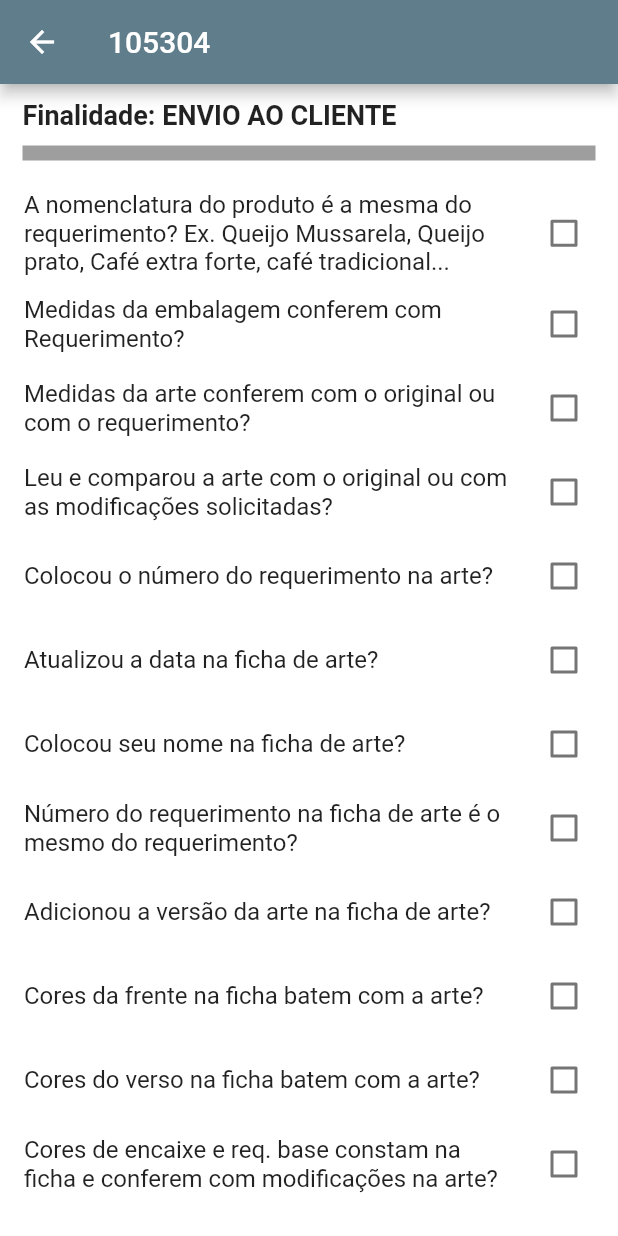
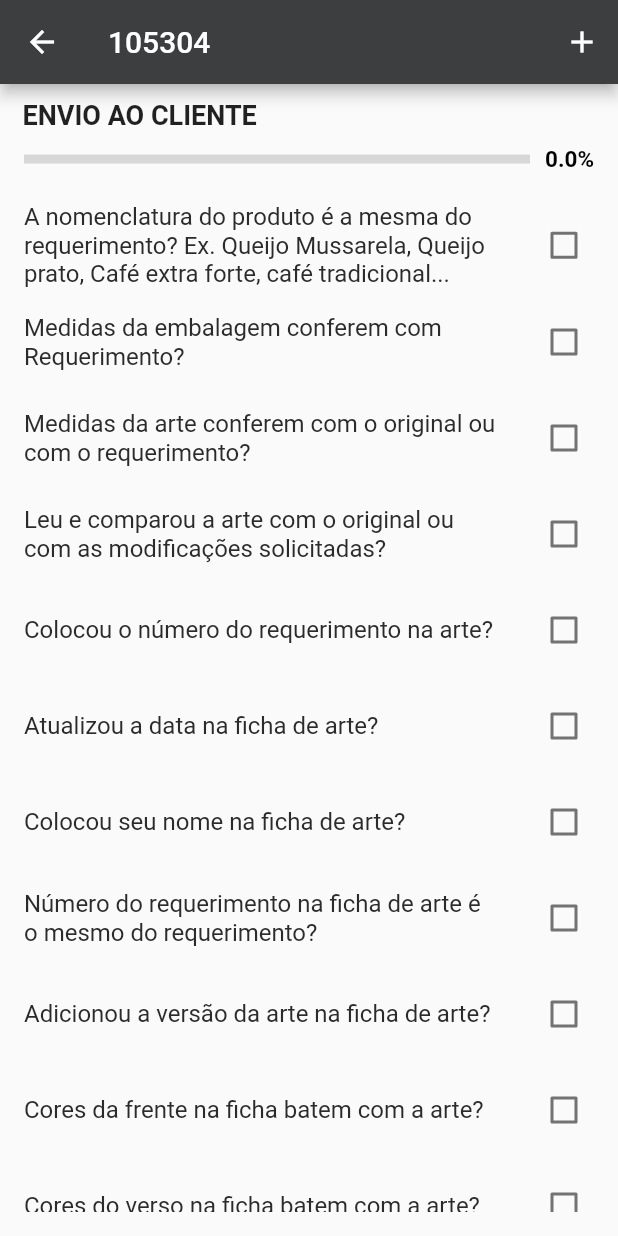
Before and after one commit to marinhocp/checklist_artes, a Flutter app: the screen it shows after launch, after a tap on an icon or button, on a phone screen of 412 x 824 dp. Run offline on Flutter 3.47's test engine with Material 2 defaults, Android fonts, the phone set to English and light mode, and no system bars; missing offline and left inert: window_manager.

Commit message:
Adicionado o menu para adição do checklist adicional

```diff
--- a/lib/custom_search_delegate.dart
+++ b/lib/components/custom_search_delegate.dart
@@ -1,7 +1,7 @@
 import 'package:flutter/material.dart';
 
-import 'arte_model.dart';
-import 'detalhes_arte.dart';
+import '../models/arte_model.dart';
+import '../pages/detalhes_arte.dart';
 
 class CustomSearchDelegate extends SearchDelegate<String> {
   final List<ArteModel> listaDeArtes; // Lista de objetos Arte
--- /dev/null
+++ b/lib/components/progress_indicator.dart
@@ -0,0 +1,32 @@
+import 'package:flutter/material.dart';
+
+class ProgressoIndicator extends StatelessWidget {
+  final double progresso;
+  const ProgressoIndicator({Key? key, required this.progresso}) : super(key: key);
+
+  @override
+  Widget build(BuildContext context) {
+    return Padding(
+      padding: const EdgeInsets.symmetric(horizontal: 16),
+      child: Row(
+        children: [
+          Expanded(
+            child: LinearProgressIndicator(
+              minHeight: 6,
+              backgroundColor: const Color.fromARGB(255, 216, 214, 214),
+              valueColor: const AlwaysStoppedAnimation<Color>(Color.fromARGB(255, 220, 166, 104)),
+              value: progresso / 100, // Converter para uma escala de 0 a 1
+            ),
+          ),
+          Padding(
+            padding: const EdgeInsets.only(left: 10),
+            child: Text(
+              '${progresso.toStringAsFixed(1)}%', // Use interpolação de strings para mostrar o valor do progresso
+              style: const TextStyle(color: Colors.black, fontWeight: FontWeight.bold, fontSize: 15),
+            ),
+          )
+        ],
+      ),
+    );
+  }
+}
--- a/lib/arte_data.dart
+++ b/lib/dados/arte_data.dart
@@ -1,4 +1,4 @@
-import 'arte_model.dart';
+import '../models/arte_model.dart';
 
 final List<ArteModel> artes = [
   ArteModel(
--- a/lib/lista_artes.dart
+++ /dev/null
@@ -1,53 +0,0 @@
-import 'package:checklist_artes/arte_model.dart';
-import 'package:flutter/material.dart';
-import 'custom_search_delegate.dart';
-import 'detalhes_arte.dart';
-
-class ListaArtes extends StatelessWidget {
-  final List<ArteModel> artes;
-
-  const ListaArtes({super.key, required this.artes});
-
-  @override
-  Widget build(BuildContext context) {
-    return Scaffold(
-      drawer: const Drawer(),
-      appBar: AppBar(
-        actions: [
-          IconButton(
-            icon: const Icon(Icons.search),
-            onPressed: () {
-              showSearch(
-                context: context,
-                delegate: CustomSearchDelegate(artes),
-              );
-            },
-          ),
-        ],
-        backgroundColor: Colors.blueGrey,
-        title: const Text('Lista de Artes'),
-      ),
-      body: ListView.builder(
-        itemCount: artes.length,
-        itemBuilder: (BuildContext context, int index) {
-          return ListTile(
-            hoverColor: const Color.fromARGB(255, 220, 220, 220),
-            title: Text('Arte: ${artes[index].requerimento}'),
-            subtitle: Text('Status: ${artes[index].status ? 'Concluído' : 'Pendente'}',
-                style: const TextStyle(
-                  color: Colors.grey,
-                )),
-            onTap: () {
-              Navigator.push(
-                context,
-                MaterialPageRoute(
-                  builder: (context) => DetalhesArte(arte: artes[index]),
-                ),
-              );
-            },
-          );
-        },
-      ),
-    );
-  }
-}
--- a/lib/main.dart
+++ b/lib/main.dart
@@ -1,8 +1,8 @@
 import 'package:flutter/material.dart';
 import 'package:window_manager/window_manager.dart';
 
-import 'arte_data.dart';
-import 'lista_artes.dart';
+import 'dados/arte_data.dart';
+import 'pages/lista_artes.dart';
 
 void main() async {
   WidgetsFlutterBinding.ensureInitialized();
@@ -10,12 +10,12 @@ void main() async {
 
   WindowOptions windowOptions = const WindowOptions(
     size: Size(400, 720),
-    center: false,
+    center: true,
     backgroundColor: Colors.transparent,
     skipTaskbar: false,
     windowButtonVisibility: false,
     alwaysOnTop: true,
-    title: "CHECKLIST DE ARTES",
+    title: "::: ENGSOFT ::: ",
   );
   windowManager.waitUntilReadyToShow(windowOptions, () async {
     await windowManager.show();
@@ -31,7 +31,7 @@ class MyApp extends StatelessWidget {
   @override
   Widget build(BuildContext context) {
     return MaterialApp(
-      themeMode: ThemeMode.dark,
+      theme: ThemeData(brightness: Brightness.light, primaryColor: const Color.fromARGB(66, 109, 108, 108)),
       debugShowCheckedModeBanner: false,
       home: ListaArtes(artes: artes),
     );
--- a/lib/detalhes_arte.dart
+++ b/lib/pages/detalhes_arte.dart
@@ -1,11 +1,13 @@
+import 'package:checklist_artes/dados/arte_data.dart';
 import 'package:flutter/material.dart';
-import 'arte_model.dart';
-import 'progress_indicator.dart';
-import 'util.dart';
+import '../models/arte_model.dart';
+import '../components/progress_indicator.dart';
+import '../utilities/util.dart';
+import 'adicionar_arte.dart';
+import 'checklist_personalizado.dart';
 
 class DetalhesArte extends StatefulWidget {
   final ArteModel arte;
-
   const DetalhesArte({super.key, required this.arte});
 
   @override
@@ -13,22 +15,57 @@ class DetalhesArte extends StatefulWidget {
 }
 
 class DetalhesArteState extends State<DetalhesArte> {
-  double _progresso = 0.0; // Variável para armazenar o progresso
+  double _progresso = 0.0;
+  String selectedValue = 'Opção 1';
 
   @override
   void initState() {
     super.initState();
-    // Inicialize o progresso no initState com base na função calcularProgresso
     _progresso = calcularProgresso(widget.arte);
+  }
+
+  final List<String> items = ['Opção 1', 'Opção 2', 'Opção 3', 'Personalizado'];
+
+  void _onDropdownItemSelected(String newValue) {
+    setState(() {
+      selectedValue = newValue;
+    });
+
+    if (newValue == 'Personalizado') {
+      Navigator.of(context).push(MaterialPageRoute(
+        builder: (context) => const Personalizado(),
+      ));
+    }
   }
 
   @override
   Widget build(BuildContext context) {
     return Scaffold(
-      backgroundColor: Colors.white,
       appBar: AppBar(
-        backgroundColor: Colors.blueGrey,
+        backgroundColor: const Color.fromARGB(255, 60, 62, 63),
         title: Text(widget.arte.requerimento),
+        actions: [
+          PopupMenuButton<String>(
+            onSelected: _onDropdownItemSelected,
+            icon: const Icon(Icons.add),
+            itemBuilder: (BuildContext context) {
+              return [
+                const PopupMenuItem<String>(
+                  value: 'nova_checklist',
+                  enabled: false,
+                  child: Text("NOVA CHECKLIST", style: TextStyle(fontWeight: FontWeight.bold)), // Desativa a seleção deste item
+                ),
+                const PopupMenuDivider(), // Adiciona uma divisão entre a frase e as outras opções
+                ...items.map((String item) {
+                  return PopupMenuItem<String>(
+                    value: item,
+                    child: Text(item),
+                  );
+                }).toList(),
+              ];
+            },
+          )
+        ],
       ),
       body: Column(
         crossAxisAlignment: CrossAxisAlignment.start,
@@ -38,7 +75,7 @@ class DetalhesArteState extends State<DetalhesArte> {
             child: Row(
               children: [
                 Text(
-                  'Finalidade: ${widget.arte.tipoChecklist}',
+                  widget.arte.tipoChecklist,
                   style: const TextStyle(fontWeight: FontWeight.bold, fontSize: 18),
                 ),
               ],
@@ -55,20 +92,20 @@ class DetalhesArteState extends State<DetalhesArte> {
                 itemBuilder: (BuildContext context, int index) {
                   final checklistItem = widget.arte.checklist[index];
                   return CheckboxListTile(
-                    tileColor: Colors.white,
+                    visualDensity: const VisualDensity(horizontal: 4, vertical: 2),
                     activeColor: const Color.fromARGB(255, 17, 70, 114),
                     title: Text(
                       checklistItem.descricao,
                       style: TextStyle(
+                        fontWeight: FontWeight.normal,
+                        color: const Color.fromARGB(255, 43, 43, 43),
                         decoration: checklistItem.concluido ? TextDecoration.lineThrough : TextDecoration.none,
                       ),
                     ),
                     value: checklistItem.concluido,
                     onChanged: (bool? value) {
                       setState(() {
-                        // Atualize o status da tarefa quando o checkbox for alterado
                         checklistItem.concluido = value ?? false;
-                        // Atualize o progresso quando houver alterações
                         _progresso = calcularProgresso(widget.arte);
                       });
                     },
--- /dev/null
+++ b/lib/pages/lista_artes.dart
@@ -0,0 +1,88 @@
+import 'package:checklist_artes/models/arte_model.dart';
+import 'package:checklist_artes/pages/adicionar_arte.dart';
+import 'package:flutter/material.dart';
+import '../components/custom_search_delegate.dart';
+import 'detalhes_arte.dart';
+
+class ListaArtes extends StatefulWidget {
+  final List<ArteModel> artes;
+
+  const ListaArtes({super.key, required this.artes});
+
+  @override
+  State<ListaArtes> createState() => _ListaArtesState();
+}
+
+class _ListaArtesState extends State<ListaArtes> {
+  bool isFocused = false;
+  @override
+  Widget build(BuildContext context) {
+    return Scaffold(
+      drawer: const Drawer(),
+      appBar: AppBar(
+        actions: [
+          IconButton(
+            icon: const Icon(
+              Icons.control_point,
+              color: Color.fromARGB(205, 220, 170, 100),
+            ),
+            onPressed: () {
+              Navigator.push(
+                context,
+                MaterialPageRoute(
+                  builder: (context) => const AdicionarArte(),
+                ),
+              );
+            },
+          ),
+          IconButton(
+            icon: const Icon(Icons.search),
+            onPressed: () {
+              showSearch(
+                context: context,
+                delegate: CustomSearchDelegate(widget.artes),
+              );
+            },
+          ),
+        ],
+        backgroundColor: const Color.fromARGB(255, 60, 62, 63),
+        title: const Text(
+          'Lista de Artes',
+          style: TextStyle(color: Color.fromARGB(255, 220, 166, 104)),
+        ),
+      ),
+      body: ListView.builder(
+        itemCount: widget.artes.length,
+        itemBuilder: (BuildContext context, int index) {
+          return ListTile(
+            trailing: IconButton(
+                onPressed: () {
+                  // Adicionar a função de deletar o cadastro aqui.
+                },
+                icon: const Icon(
+                  Icons.delete,
+                  color: Color.fromARGB(205, 220, 170, 100),
+                )),
+            hoverColor: const Color.fromARGB(255, 220, 220, 220),
+            title: Text(
+              'Arte: ${widget.artes[index].requerimento}',
+              style: const TextStyle(fontSize: 16, fontWeight: FontWeight.bold),
+            ),
+            subtitle: Text('Status: ${widget.artes[index].status ? 'Concluído' : 'Pendente'}',
+                style: const TextStyle(
+                  color: Colors.grey,
+                )),
+            onTap: () {
+              Navigator.push(
+                context,
+                MaterialPageRoute(
+                  builder: (context) => DetalhesArte(arte: widget.artes[index]),
+                ),
+              );
+            },
+          );
+        },
+      ),
+    );
+  }
+}
--- a/lib/progress_indicator.dart
+++ /dev/null
@@ -1,20 +0,0 @@
-import 'package:flutter/material.dart';
-
-class ProgressoIndicator extends StatelessWidget {
-  final double progresso;
-
-  const ProgressoIndicator({super.key, required this.progresso});
-
-  @override
-  Widget build(BuildContext context) {
-    return Padding(
-      padding: const EdgeInsets.symmetric(horizontal: 15),
-      child: LinearProgressIndicator(
-        minHeight: 10,
-        backgroundColor: Colors.grey,
-        valueColor: const AlwaysStoppedAnimation<Color>(Color.fromARGB(255, 10, 117, 0)),
-        value: progresso / 100.0, // Converter para uma escala de 0 a 1
-      ),
-    );
-  }
-}
--- a/lib/util.dart
+++ b/lib/utilities/util.dart
@@ -1,4 +1,4 @@
-import 'arte_model.dart';
+import '../models/arte_model.dart';
 
 double calcularProgresso(ArteModel arte) {
   int totalItens = arte.checklist.length;
```
Also changed, not shown: lib/pages/adicionar_arte.dart (added, +72 -0 lines), lib/pages/checklist_personalizado.dart (added, +73 -0 lines), lib/models/arte_model.dart (renamed from lib/arte_model.dart).
